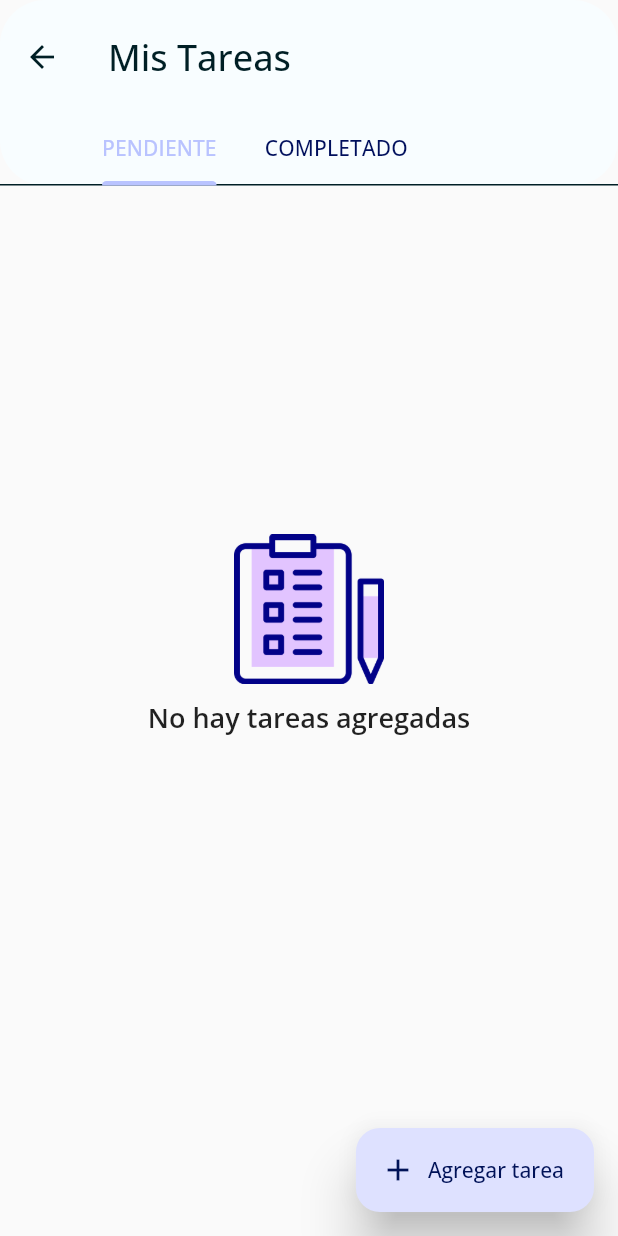
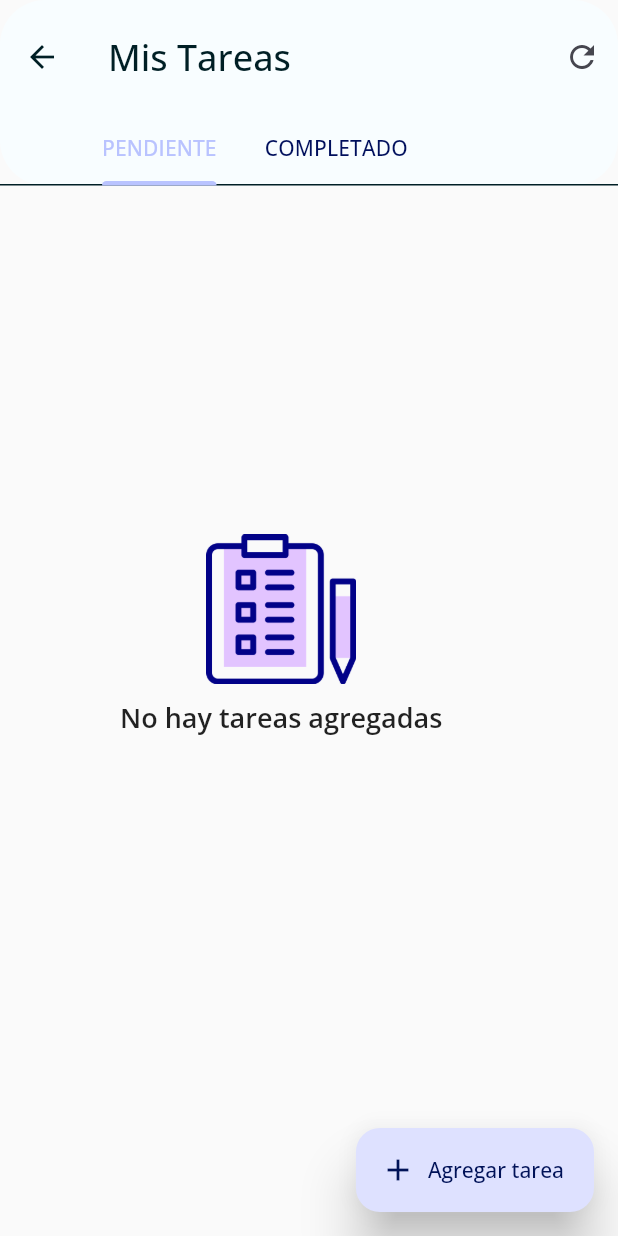
Before and after one commit to moisesmtzs/agenda_modular, a Flutter app: the TaskPage screen opened by its route, on a phone screen of 412 x 824 dp. Run offline on Flutter 3.47's test engine with Material 2 defaults, Android fonts, the light colour scheme and no system bars; our stand-ins replace avatar_glow, flutter_svg, flutter_tts, flutter_zoom_drawer, get, get_storage and 8 more; missing offline and left inert: dart:ffi, highlight_text; accounts and stored records are empty.

Commit message:
Bugs corregidos de peticiones masivas

```diff
--- a/lib/main.dart
+++ b/lib/main.dart
@@ -8,6 +8,7 @@
 import 'package:google_fonts/google_fonts.dart';
 
 import 'package:agenda_app/src/models/user.dart';
+import 'package:agenda_app/src/screens/home/home_controller.dart';
 import 'package:agenda_app/src/screens/screens.dart';
 
 User userSession = User.fromJson(GetStorage().read('user') ?? {});
@@ -15,6 +16,8 @@
 void main() async {
   await GetStorage.init();
   Get.put<MyDrawerController>(MyDrawerController());
+   Get.put<HomeController>(HomeController());
+
   runApp(MyApp());
 }
 
--- a/lib/src/api/db.dart
+++ b/lib/src/api/db.dart
@@ -79,9 +79,9 @@
     Database database = await openDB();
 
     final List<Map<String, dynamic>> taskList = await database.query('tasks', where: 'id = ?', whereArgs: [idTask]);
-    String? created_at = taskList[0]['created_at'];
+    String? createdAt = taskList[0]['created_at'];
 
-    return created_at;
+    return createdAt;
 
   }
 
@@ -648,7 +648,7 @@
 
       List<Query> command = await db.getAllCommands();
 
-      for(int i = 0; i<command.length; i++)
+      for( int i = 0 ; i < command.length ; i++ )
       {
         await syncProvider.create(command[i]);
       }
--- a/lib/src/screens/home/home_controller.dart
+++ b/lib/src/screens/home/home_controller.dart
@@ -1,4 +1,3 @@
-import 'package:agenda_app/src/screens/screens.dart';
 import 'package:flutter/material.dart';
 import 'package:get/get.dart';
 import 'package:get_storage/get_storage.dart';
--- a/lib/src/screens/home/home_page.dart
+++ b/lib/src/screens/home/home_page.dart
@@ -316,8 +316,8 @@
 }
 
 class MenuPage extends GetView<MyDrawerController> {
-  HomeController homeController = Get.put(HomeController());
 
+  var homeController = Get.find<HomeController>();
   @override
   Widget build(BuildContext context) {
     return Container(
--- a/lib/src/screens/tasks/task_page.dart
+++ b/lib/src/screens/tasks/task_page.dart
@@ -9,33 +9,43 @@
 import 'package:agenda_app/src/widgets/no_task_widget.dart';
 
 class TaskPage extends StatefulWidget {
-
   @override
   State<TaskPage> createState() => _TaskPageState();
 }
 
 class _TaskPageState extends State<TaskPage> {
+  TaskController taskController = Get.put(TaskController());
 
-  TaskController taskController = Get.put(TaskController());
+  List<Future<List<Task?>>> tasks = [];
 
   @override
   void initState() {
     super.initState();
     taskController.init(refresh);
+
+    _refresh();
+  }
+
+  _refresh() {
+    setState(() {
+      tasks = taskController.status.map((e) => taskController.getTasks(e)).toList();
+    });
   }
 
   @override
   Widget build(BuildContext context) {
-    return Obx( () => DefaultTabController(
+    return DefaultTabController(
       length: taskController.status.length,
       child: Scaffold(
+        resizeToAvoidBottomInset: false,
         appBar: PreferredSize(
             preferredSize: Size.fromHeight(MediaQuery.of(context).size.height * 0.15),
-            child: AppBar(
+            child: Obx( () => AppBar(
+              actions: [IconButton(onPressed:()=>_refresh() , icon: const Icon(Icons.refresh))],
               toolbarHeight: 120,
               title: const Text('Mis Tareas', style: TextStyle(fontSize: 24)),
               shape: ShapeBorder.lerp(
-                RoundedRectangleBorder( borderRadius: BorderRadius.circular(30) ),
+                  RoundedRectangleBorder(borderRadius: BorderRadius.circular(30)),
                   null,
                   0
                 ),
@@ -44,69 +54,66 @@
                 labelColor: AppColors.colors.inversePrimary,
                 unselectedLabelColor: AppColors.colors.onSecondaryContainer,
                 isScrollable: true,
-                tabs: List<Widget>.generate(taskController.status.length, (index){
+                tabs: List<Widget>.generate(taskController.status.length,
+                    (index) {
                   return Tab(
                     child: Text(taskController.status[index]),
                   );
                 }),
               )
             ),
+        )
       ),
         body: TabBarView(
-            physics: const ClampingScrollPhysics(),
-            children: taskController.status.map((String status) {
-              // taskController.getTasks(status);
-              // return Obx(() {
-              //   if ( taskController.taskList!.isNotEmpty ) {
-              //     ListView.builder(
-              //       padding: const EdgeInsets.symmetric(horizontal: 10, vertical: 10),
-              //       physics: const ClampingScrollPhysics(),
-              //       itemCount: taskController.taskList?.length,
-              //       itemBuilder: (_, index) {
-              //         var task = taskController.taskList![index];
-              //         print(task.toString());
-              //         return _taskCard(task, context);
-              //       }
-              //     );
-              //   } else {
-              //     return NoTaskWidget(text: 'No hay tareas agregadas');
-              //   }
-              //   return const Center(child: CircularProgressIndicator());
-              // });
-              return FutureBuilder(
-                future: taskController.getTasks(status),
+            physics: const NeverScrollableScrollPhysics(),
+            children: tasks.map((_tasks) {
+              return FutureBuilder<List<Task?>>(
+                future: _tasks,
                 builder: (context, AsyncSnapshot<List<Task?>> snapshot) {
                   if (snapshot.hasData) {
-                    if ( snapshot.data!.isNotEmpty ) {
-                      return ListView.builder(
+                    if (snapshot.data!.isNotEmpty) {
+                      return RefreshIndicator(
+                        onRefresh: () async {
+                          _refresh();
+                        },
+                        child: ListView.builder(
                           padding: const EdgeInsets.symmetric(horizontal: 10, vertical: 10),
                           physics: const ClampingScrollPhysics(),
                           itemCount: snapshot.data?.length ?? 0,
                           itemBuilder: (_, index) {
                             return _taskCard(snapshot.data![index]!, context);
                           }
+                        ),
                       );
                     } else {
-                      return NoTaskWidget(text: 'No hay tareas agregadas');
+                      return RefreshIndicator(
+                        onRefresh: () async {
+                          _refresh();
+                        },
+                        child: NoTaskWidget(text: 'No hay tareas agregadas')
+                      );
                     }
                   } else {
-                    return NoTaskWidget(text: 'No hay tareas agregadas');
+                    return RefreshIndicator(
+                      onRefresh: () async {
+                        _refresh();
+                      },
+                      child: NoTaskWidget(text: 'No hay tareas agregadas')
+                    );
                   }
                 }
               );
-            }).toList()
-          ),
+            }).toList()),
         floatingActionButton: FloatingActionButton.extended(
           heroTag: 'openAddTaskPage',
           elevation: 15,
-            shape: const RoundedRectangleBorder(borderRadius: BorderRadius.all(Radius.circular(16.0))),
+          shape: const RoundedRectangleBorder(
+              borderRadius: BorderRadius.all(Radius.circular(16.0))),
           icon: const Icon(Icons.add),
           label: const Text('Agregar tarea'),
           onPressed: () {
             taskController.goToAddTaskPage(context);
           },
-          ),
-
         ),
       ),
     );
@@ -114,52 +121,36 @@
 
   Widget _taskCard(Task? task, BuildContext context) {
 
-    late var datetime = DateFormat("yyyy-MM-dd").format(DateTime.parse(task?.deliveryDate ?? '') );
+    late var datetime = DateFormat("yyyy-MM-dd").format(DateTime.parse(task?.deliveryDate ?? ''));
 
     return GestureDetector(
-      onTap: (){
+      onTap: () {
         Get.bottomSheet(
           taskDetailPage(task),
           enableDrag: false,
           backgroundColor: AppColors.colors.secondaryContainer,
           shape: const RoundedRectangleBorder(
-            borderRadius: BorderRadius.only(topLeft: Radius.circular(10.0), topRight: Radius.circular(10.0)),
+            borderRadius: BorderRadius.only(topLeft: Radius.circular(10.0),topRight: Radius.circular(10.0)),
           ),
         );
       },
       child: Padding(
-        padding: const EdgeInsets.symmetric( horizontal: 20 ),
+        padding: const EdgeInsets.symmetric(horizontal: 20),
         child: Container(
-          margin: const EdgeInsets.only( top: 10, bottom: 30 ),
+          margin: const EdgeInsets.only(top: 10, bottom: 30),
           width: double.infinity,
           height: 100,
           decoration: _cardBorders(),
           child: Stack(
-            alignment: Alignment.topLeft,
-            children: [
-              Positioned(
-                left: 15,
-                top: 40,
-                child: _taskText(task?.name ?? '')
-              ),
-              Positioned(
-                // left: 5,
-                // top: 0,
-                // bottom: 5,
-                child: _taskChecked(task?.id ?? '')
-              ),
-              Positioned(
-                top: 0,
-                right: 0,
-                child: _eventDate(datetime)
-              ),
+            alignment: Alignment.topLeft, children: [
+              Positioned(left: 15, top: 40, child: _taskText(task?.name ?? '')),
+              Positioned(child: _taskChecked(task?.id ?? '')),
+              Positioned(top: 0, right: 0, child: _eventDate(datetime)),
             ]
           )
         )
       )
-
     );
-
   }
 
   BoxDecoration _cardBorders() => BoxDecoration(
@@ -168,14 +159,13 @@
     boxShadow: const [
       BoxShadow(
         color: Colors.black12,
-        offset: Offset( 0, 6 ),
+        offset: Offset(0, 6),
         blurRadius: 10,
       )
     ]
   );
 
   Widget _taskText(String taskName) {
-
     return SizedBox(
       width: 350,
       child: Container(
@@ -187,19 +177,14 @@
         )
       )
     );
-
   }
 
   Widget _taskChecked(String id) {
-
-    return Obx( () =>
-      Transform.scale(
+    return Obx( () => Transform.scale(
       scale: 1.2,
       child: Checkbox(
         overlayColor: MaterialStateProperty.all(AppColors.colors.tertiaryContainer),
-          shape: RoundedRectangleBorder(
-            borderRadius: BorderRadius.circular(5)
-          ),
+        shape: RoundedRectangleBorder(borderRadius: BorderRadius.circular(5)),
         side: MaterialStateBorderSide.resolveWith(
           (states) => BorderSide(width: 1.5, color: AppColors.colors.onTertiaryContainer),
         ),
@@ -209,17 +194,14 @@
         onChanged: (value) {
           setState(() {
             taskController.onTaskSelected(value, id);
+            _refresh();
           });
         }
-
       ),
-      ),
-    );
-
+    ),);
   }
 
   Widget _eventDate(String fecha) {
-
     return Container(
       child: FittedBox(
         fit: BoxFit.contain,
@@ -236,14 +218,17 @@
       alignment: Alignment.center,
       decoration: BoxDecoration(
         color: AppColors.colors.inversePrimary,
-        borderRadius: const BorderRadius.only( topRight: Radius.circular(25), bottomLeft: Radius.circular(25))
+        borderRadius: const BorderRadius.only(
+          topRight: Radius.circular(25),
+          bottomLeft: Radius.circular(25)
+        )
       )
     );
   }
 
   Widget taskDetailPage(Task? task) {
 
-    late var datetime = DateFormat("yyyy-MM-dd").format(DateTime.parse(task?.deliveryDate ?? '') );
+    late var datetime = DateFormat("yyyy-MM-dd").format(DateTime.parse(task?.deliveryDate ?? ''));
 
     return Container(
       height: MediaQuery.of(context).size.height * 0.4,
@@ -268,7 +253,10 @@
                     backgroundColor: AppColors.colors.secondaryContainer,
                     barrierColor: Colors.black.withOpacity(0),
                     shape: const RoundedRectangleBorder(
-                      borderRadius: BorderRadius.only(topLeft: Radius.circular(10.0), topRight: Radius.circular(10.0)),
+                      borderRadius: BorderRadius.only(
+                        topLeft: Radius.circular(10.0),
+                        topRight: Radius.circular(10.0)
+                      ),
                     ),
                   );
                 },
@@ -284,19 +272,25 @@
           ),
           const SizedBox(height: 20),
           Text(
-            (task?.name != '') ? task?.name ?? '' : "Sin nombre a tarea asignado",
-            style: const TextStyle(fontSize: 24, fontWeight: FontWeight.bold)
-          ),
+              (task?.name != '')
+                  ? task?.name ?? ''
+                  : "Sin nombre a tarea asignado",
+              style:
+                  const TextStyle(fontSize: 24, fontWeight: FontWeight.bold)),
           const SizedBox(height: 20),
           Text(
-            (task?.description != '') ? task?.description ?? '' : "Sin descripción a tarea asignada",
-            style: const TextStyle(fontSize: 15, fontWeight: FontWeight.w400)
-          ),
+              (task?.description != '')
+                  ? task?.description ?? ''
+                  : "Sin descripción a tarea asignada",
+              style:
+                  const TextStyle(fontSize: 15, fontWeight: FontWeight.w400)),
           const SizedBox(height: 20),
           Text(
-            (task?.deliveryDate != '') ? 'Fecha de entrega: $datetime' : "Sin fecha de entrega asignada",
-            style: const TextStyle(fontSize: 15, fontWeight: FontWeight.w400)
-          ),
+              (task?.deliveryDate != '')
+                  ? 'Fecha de entrega: $datetime'
+                  : "Sin fecha de entrega asignada",
+              style:
+                  const TextStyle(fontSize: 15, fontWeight: FontWeight.w400)),
         ],
       ),
     );
@@ -305,5 +299,4 @@
   void refresh() {
     setState(() {});
   }
-
 }
```
Also changed, not shown: lib/src/screens/tasks/add_task/add_task_controller.dart (+5 -41 lines), lib/src/screens/tasks/add_task/add_task_page.dart (+27 -21 lines), lib/src/screens/tasks/task_controller.dart (+39 -54 lines), lib/src/screens/tasks/update/task_update_controller.dart (+34 -66 lines). Lines whose indentation alone changed are shown as unchanged.
